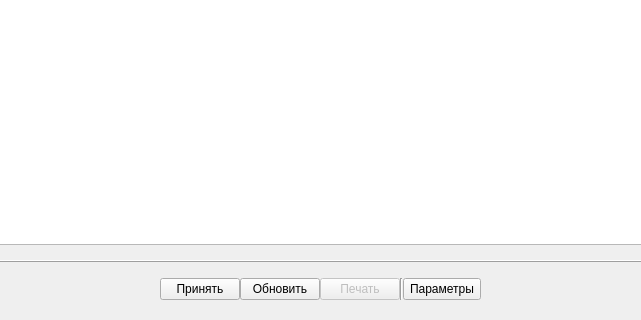
The window that tabrepairs.ui (solderercb/snap_crm) describes before a commit, drawn with Qt 5; both pictures show x 155 to 796 and y 448 to 768 of the 1024 by 768 pixel window.
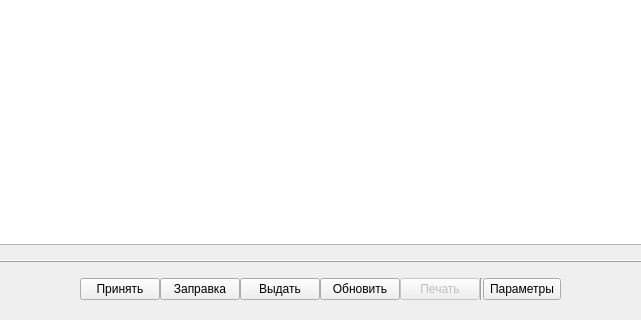
The same window after the commit. Icons and pictures are not drawn. Custom widgets are drawn as their Qt base class.

Diff of the .ui file:
```diff
--- a/tabrepairs.ui
+++ b/tabrepairs.ui
@@ -126,35 +126,8 @@
               </property>
              </widget>
             </item>
-            <item row="0" column="1">
-             <widget class="QPushButton" name="buttonRefreshTable">
-              <property name="enabled">
-               <bool>true</bool>
-              </property>
-              <property name="text">
-               <string>Обновить</string>
-              </property>
-             </widget>
-            </item>
-            <item row="0" column="2">
-             <widget class="QPushButton" name="buttonPrint">
-              <property name="enabled">
-               <bool>false</bool>
-              </property>
-              <property name="text">
-               <string>Печать</string>
-              </property>
-             </widget>
-            </item>
-            <item row="0" column="3">
-             <widget class="Line" name="line">
-              <property name="orientation">
-               <enum>Qt::Vertical</enum>
-              </property>
-             </widget>
-            </item>
-            <item row="0" column="4">
-             <widget class="QToolButton" name="buttonShowParamsPopupMenu">
+            <item row="0" column="6">
+             <widget class="QToolButton" name="pushButtonMenu">
               <property name="sizePolicy">
                <sizepolicy hsizetype="Preferred" vsizetype="Preferred">
                 <horstretch>0</horstretch>
@@ -172,6 +145,47 @@
               </property>
              </widget>
             </item>
+            <item row="0" column="5">
+             <widget class="Line" name="line">
+              <property name="orientation">
+               <enum>Qt::Vertical</enum>
+              </property>
+             </widget>
+            </item>
+            <item row="0" column="1">
+             <widget class="QPushButton" name="pushButtonRefill">
+              <property name="text">
+               <string>Заправка</string>
+              </property>
+             </widget>
+            </item>
+            <item row="0" column="3">
+             <widget class="QPushButton" name="pushButtonRefresh">
+              <property name="enabled">
+               <bool>true</bool>
+              </property>
+              <property name="text">
+               <string>Обновить</string>
+              </property>
+             </widget>
+            </item>
+            <item row="0" column="4">
+             <widget class="QPushButton" name="pushButtonPrint">
+              <property name="enabled">
+               <bool>false</bool>
+              </property>
+              <property name="text">
+               <string>Печать</string>
+              </property>
+             </widget>
+            </item>
+            <item row="0" column="2">
+             <widget class="QPushButton" name="pushButtonIssue">
+              <property name="text">
+               <string>Выдать</string>
+              </property>
+             </widget>
+            </item>
            </layout>
           </item>
           <item row="0" column="1">
```
Left out of the diff: 8 changed lines with no effect on the pictures.
